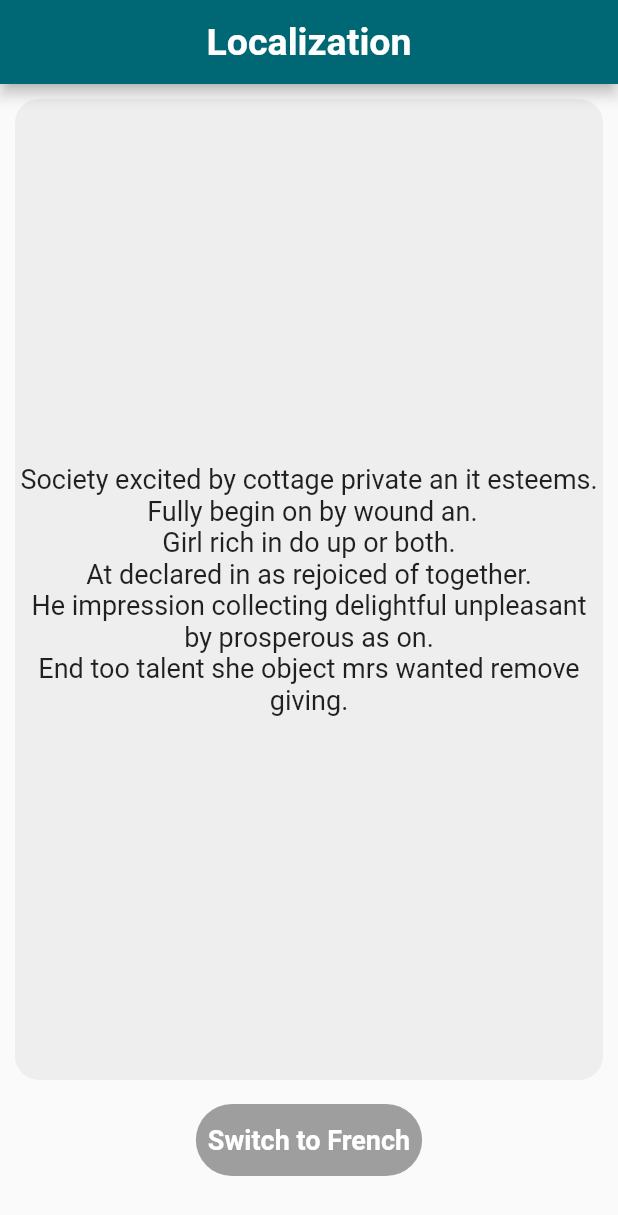
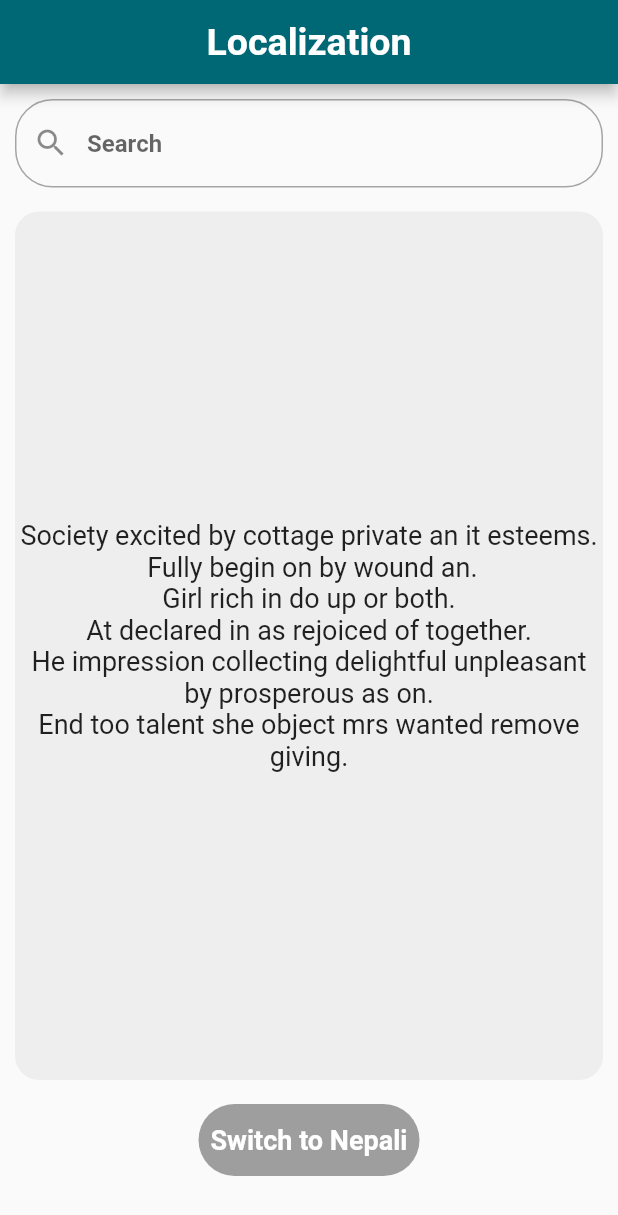
Before and after one commit to anishch16/Simple_localization_project, a Flutter app: the screen it shows after launch, on a phone screen of 412 x 824 dp. Shown: the top 1215 px of the screen. Run offline on Flutter 3.47's test engine with Material 2 defaults, Android fonts, the phone set to English and light mode, and no system bars; our stand-ins replace get; generated files the repository leaves out were written again.

Commit message:
added search bar and display the recommended text in the field

```diff
--- a/lib/config/l10n/app_en.arb
+++ b/lib/config/l10n/app_en.arb
@@ -1,4 +1,5 @@
 {
   "hello": "Society excited by cottage private an it esteems.\n Fully begin on by wound an.\nGirl rich in do up or both.\nAt declared in as rejoiced of together.\nHe impression collecting delightful unpleasant by prosperous as on.\nEnd too talent she object mrs wanted remove giving.",
-  "localization": "Localization"
+  "localization": "Localization",
+  "search": "Search"
 }
--- a/lib/config/l10n/app_fr.arb
+++ /dev/null
@@ -1,4 +0,0 @@
-{
-  "hello": "Société excitée par chalet privé et estimé.\nCommencez complètement par blesser un.\nFille riche en maquillage ou les deux.\nÀ déclaré comme nous nous sommes réjouis ensemble.\nIl a l'impression de collectionner de délicieux désagréables en étant prospère comme on.\nFin trop de talent, elle objecte que Mme voulait supprimer le don.",
-  "localization": "localisation"
-}
--- /dev/null
+++ b/lib/config/l10n/app_ne.arb
@@ -0,0 +1,5 @@
+{
+  "hello": "कुटीज निजी र यो सम्मान द्वारा उत्साहित समाज।\n  पूर्ण रूपमा घाउबाट सुरु गर्नुहोस्।\nडु अप वा दुबैमा धनी केटी।\nसँगै रमाइलो भएको घोषणा गरियो।\nउनले रमाइलो अप्ठ्यारोलाई समृद्ध बनाएर सङ्कलन गर्ने छाप ।\nधेरै प्रतिभाको अन्त्य गर्न उनले आपत्ति जनाइन् श्रीमती हटाउन चाहन्थे।",
+  "localization": "स्थानीयकरण",
+  "search": "खोज",
+}
--- a/lib/config/l10n/l10n.dart
+++ b/lib/config/l10n/l10n.dart
@@ -3,6 +3,6 @@ import'package:flutter/material.dart';
 class L10n{
   static final all =[
     const Locale('en'),
-    const Locale('fr'),
+    const Locale('ne'),
   ];
 }
--- a/lib/main.dart
+++ b/lib/main.dart
@@ -18,6 +18,7 @@ class MyApp extends StatelessWidget {
   @override
   Widget build(BuildContext context) {
     return GetMaterialApp(
+      debugShowCheckedModeBanner: false,
       theme: ThemeData(
         colorScheme: ColorScheme.fromSeed(seedColor: AppColors.backgroundColorGrey),
       ),
@@ -29,7 +30,7 @@ class MyApp extends StatelessWidget {
         GlobalWidgetsLocalizations.delegate,
         GlobalCupertinoLocalizations.delegate,
       ],
-      home:  MyHomePage(),
+      home:MyHomePage(),
     );
   }
 }
--- a/lib/presentation/features/homepage/view/myhomepageview.dart
+++ b/lib/presentation/features/homepage/view/myhomepageview.dart
@@ -2,6 +2,8 @@ import 'package:flutter/material.dart';
 import 'package:flutter_gen/gen_l10n/app_localizations.dart';
 import 'package:get/get.dart';
 import 'package:hello_language_change/config/resources/colors.dart';
+import '../../search_page/model/coutries_list.dart';
+import '../../search_page/model/searchpage_model.dart';
 
 class MyHomePage extends StatefulWidget {
   MyHomePage({Key? key});
@@ -28,6 +30,70 @@ class _MyHomePageState extends State<MyHomePage> {
         padding: const EdgeInsets.all(10.0),
         child: Column(
           children: [
+            SizedBox(
+              child: Autocomplete<Country>(
+                optionsBuilder: (TextEditingValue textEditingValue) {
+                  return countryOptions
+                      .where((Country county) => county.name.toLowerCase()
+                      .startsWith(textEditingValue.text.toLowerCase())
+                  )
+                      .toList();
+                },
+                displayStringForOption: (Country option) => option.name,
+                fieldViewBuilder: (
+                    BuildContext context,
+                    TextEditingController fieldTextEditingController,
+                    FocusNode fieldFocusNode,
+                    VoidCallback onFieldSubmitted
+                    ) {
+                  return TextField(
+                    decoration: InputDecoration(
+                      prefixIcon: Icon(Icons.search),
+                      hintText: AppLocalizations.of(context)!.search ?? "",
+                      border: OutlineInputBorder(
+                          borderRadius: BorderRadius.circular(25)
+                      ),
+                    ),
+                    controller: fieldTextEditingController,
+                    focusNode: fieldFocusNode,
+                    style: const TextStyle(fontWeight: FontWeight.bold),
+                  );
+                },
+                onSelected: (Country selection) {
+                  print('Selected: ${selection.name}');
+                },
+                optionsViewBuilder: (
+                    BuildContext context,
+                    AutocompleteOnSelected<Country> onSelected,
+                    Iterable<Country> options
+                    ) {
+                  return Material(
+                    child: Container(
+                      child: ListView.builder(
+                        padding: const EdgeInsets.all(10.0),
+                        itemCount: options.length,
+                        itemBuilder: (BuildContext context, int index) {
+                          final Country option = options.elementAt(index);
+
+                          return GestureDetector(
+                            onTap: () {
+                              onSelected(option);
+                            },
+                            child: ListTile(
+                              title: Text(
+                                  option.name,
+                                  style: const TextStyle(color: Colors.black)
+                              ),
+                            ),
+                          );
+                        },
+                      ),
+                    ),
+                  );
+                },
+              ),
+            ),
+            SizedBox(height: 16.0),
             Expanded(
               child: Container(
                 decoration: BoxDecoration(
@@ -53,12 +119,12 @@ class _MyHomePageState extends State<MyHomePage> {
                 onPressed: () {
                     isEnglish.value = !isEnglish.value;
 
-                  final newLocale = isEnglish.value ? const Locale("en") : const Locale("fr");
+                  final newLocale = isEnglish.value ? const Locale("en") : const Locale("ne");
                   Get.updateLocale(newLocale);
                 },
                 child: Obx(()=>
                   Text(
-                    isEnglish.value ? "Switch to French" : "Passer à l'anglais",
+                    isEnglish.value ? "Switch to Nepali" : "अंग्रेजीमा स्विच गर्नुहोस्",
                     style: const TextStyle(
                       fontWeight: FontWeight.bold,
                       fontSize: 18,
--- /dev/null
+++ b/lib/presentation/features/search_page/model/coutries_list.dart
@@ -0,0 +1,14 @@
+import 'package:hello_language_change/presentation/features/search_page/model/searchpage_model.dart';
+
+const List<Country> countryOptions = <Country>[
+  Country(name: 'Africa', size: 30370000),
+  Country(name: 'Asia', size: 44579000),
+  Country(name: 'Australia', size: 8600000),
+  Country(name: 'Bulgaria', size: 110879),
+  Country(name: 'Canada', size: 9984670),
+  Country(name: 'Denmark', size: 42916),
+  Country(name: 'Europe', size: 10180000),
+  Country(name: 'India', size: 3287263),
+  Country(name: 'North America', size: 24709000),
+  Country(name: 'South America', size: 17840000),
+];
--- /dev/null
+++ b/lib/presentation/features/search_page/model/searchpage_model.dart
@@ -0,0 +1,15 @@
+class Country {
+
+  const Country({
+    required this.name,
+    required this.size,
+  });
+
+  final String name;
+  final int size;
+
+  @override
+  String toString() {
+    return '$name ($size)';
+  }
+}
--- a/pubspec.yaml
+++ b/pubspec.yaml
@@ -36,12 +36,10 @@ dependencies:
   get_storage: ^2.1.1
   get_cli: ^1.8.1
   shared_preferences: ^2.1.1
-
-
-  # The following adds the Cupertino Icons font to your application.
-  # Use with the CupertinoIcons class for iOS style icons.
   cupertino_icons: ^1.0.2
   get: ^4.6.5
+  http: ^1.1.0
+  autocomplete_textfield: ^2.0.1
 
 dev_dependencies:
   flutter_test:
```
Also changed, not shown: lib/presentation/features/search_page/viewmodel/search_controller.dart (added, +22 -0 lines), lib/presentation/features/search_page/view/searchpageview.dart (added), pubspec.lock.
